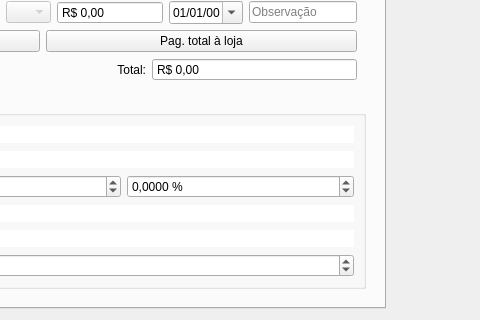
Above: ui/venda.ui from lellisls/ERP-STACCATO before the change; both pictures show x 674 to 1154 and y 370 to 690 of the 1374 by 690 pixel window. Below: the same form after it.
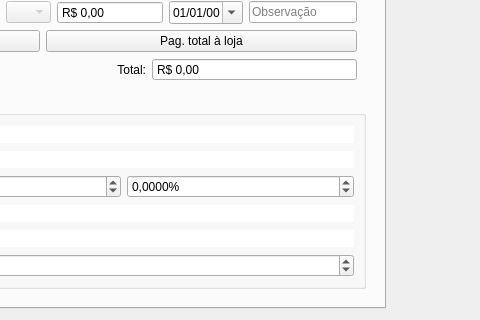
That is the form after the change. Custom widgets are drawn as their Qt base class.

Patch:
```diff
--- a/ui/venda.ui
+++ b/ui/venda.ui
@@ -895,7 +895,7 @@
                 <string>&lt;html&gt;&lt;head/&gt;&lt;body&gt;&lt;p&gt;Desconto percentual sobree todo o orçamento.&lt;/p&gt;&lt;/body&gt;&lt;/html&gt;</string>
                </property>
                <property name="suffix">
-                <string> %</string>
+                <string>%</string>
                </property>
                <property name="decimals">
                 <number>4</number>
```
